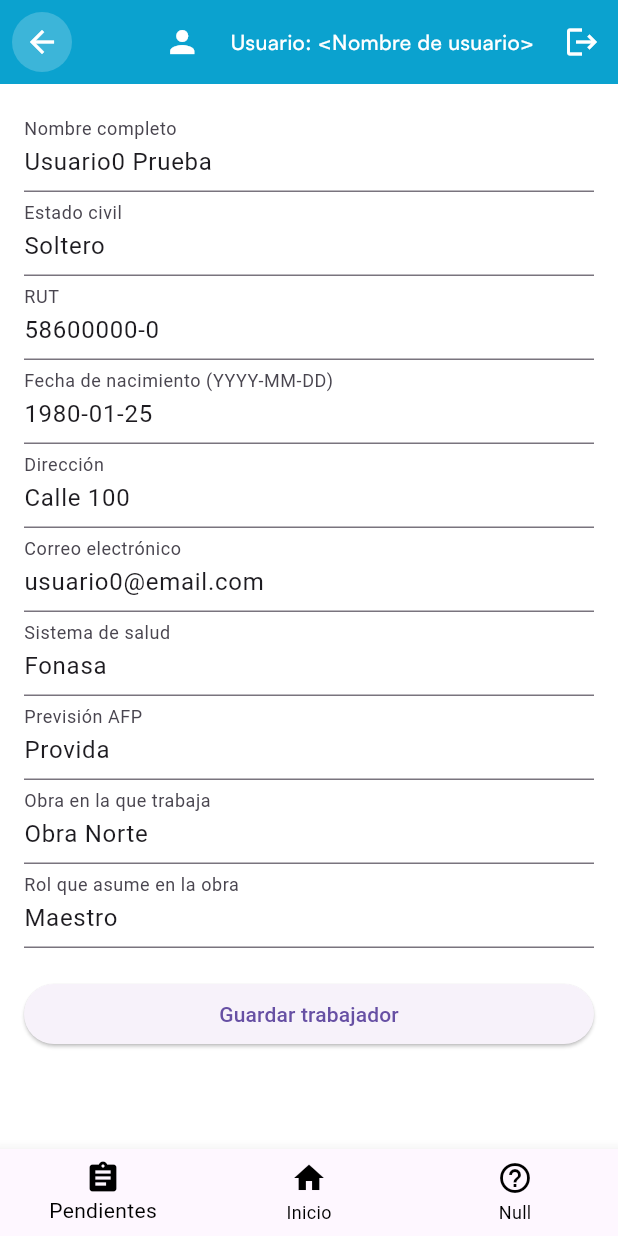
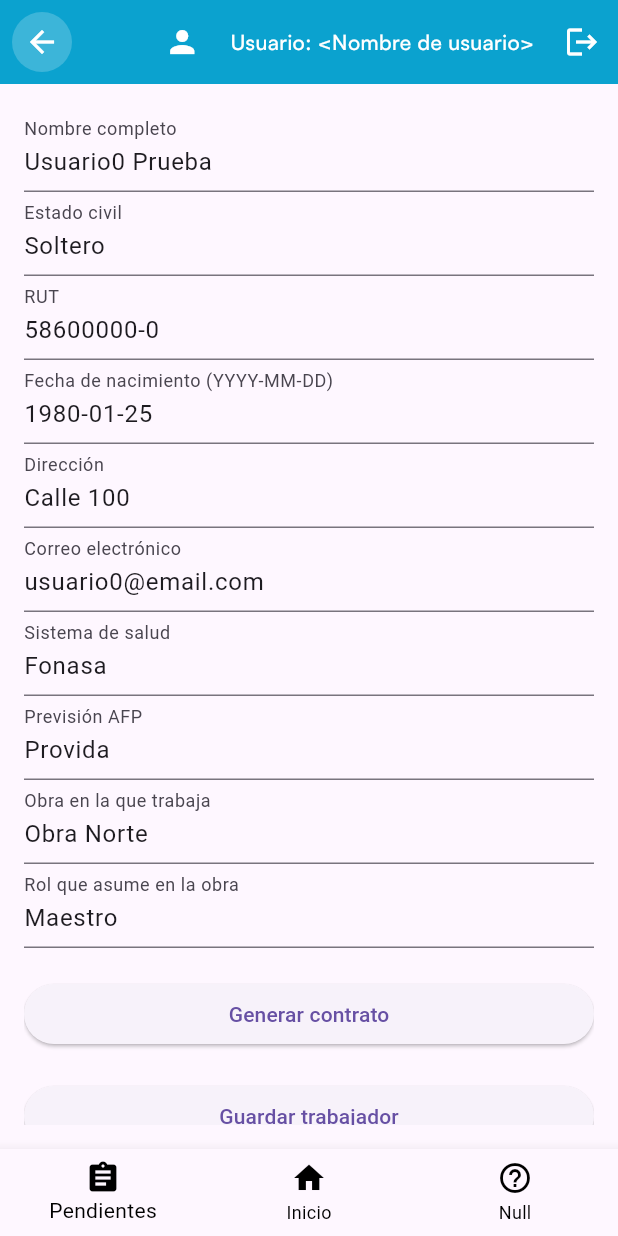
Before and after one commit to IngSoftware1-2025/sistema_acviis, a Flutter app: the AgregarTrabajadorView screen opened by its route, on a phone screen of 412 x 824 dp. Run offline on Flutter 3.47's test engine with Material 3 defaults, Android fonts, the phone set to English and light mode, and no system bars.

Commit message:
Implementar crear contrato en la vista de crear trabajador, se genera el pdf y se guarda en mongo db, pero no en la tabla de supabase

```diff
--- a/lib/ui/views/trabajadores/agregar_trabajador_view.dart
+++ b/lib/ui/views/trabajadores/agregar_trabajador_view.dart
@@ -1,8 +1,8 @@
 import 'package:flutter/material.dart';
 import 'package:sistema_acviis/backend/controllers/trabajadores/create_trabajador.dart';
+import 'package:sistema_acviis/backend/controllers/contratos/create_contrato.dart';
 import 'package:sistema_acviis/ui/views/app_bar.dart';
 import 'package:sistema_acviis/ui/views/bottom_navigation_bar.dart';
-import 'package:sistema_acviis/ui/widgets/scaffold.dart';
 
 class AgregarTrabajadorView extends StatefulWidget {
   const AgregarTrabajadorView({super.key});
@@ -58,13 +58,22 @@ class _AgregarTrabajadorViewState extends State<AgregarTrabajadorView> {
   );
 
   bool _isLoading = false;
+  bool _showContratoForm = false;
+
+  // Controladores para el formulario de contrato
+  final TextEditingController _plazoDeContratoController = TextEditingController();
+  final TextEditingController _estadoContratoController = TextEditingController();
+  final TextEditingController _documentoVacacionesController = TextEditingController();
+  final TextEditingController _comentarioAdicionalController = TextEditingController();
+  final TextEditingController _fechaContratacionController = TextEditingController();
 
   void _submitForm() async {
     if (_formKey.currentState!.validate()) {
       setState(() => _isLoading = true);
 
       try {
-        await createTrabajador(
+        // Crear trabajador y obtener su id
+        final String trabajadorId = await createTrabajador(
           nombreCompleto: _nombreCompletoController.text,
           estadoCivil: _estadoCivilController.text,
           rut: _rutController.text,
@@ -76,7 +85,18 @@ class _AgregarTrabajadorViewState extends State<AgregarTrabajadorView> {
           obraEnLaQueTrabaja: _obraController.text,
           rolQueAsumeEnLaObra: _rolController.text,
         );
-
+        // Si el formulario de contrato está visible, crear contrato SOLO en MongoDB (PDF)
+        if (_showContratoForm) {
+          final contratoData = {
+            'plazo_de_contrato': _plazoDeContratoController.text,
+            'estado': _estadoContratoController.text,
+            'documento_de_vacaciones_del_trabajador': _documentoVacacionesController.text,
+            'comentario_adicional_acerca_del_trabajador': _comentarioAdicionalController.text,
+            'fecha_de_contratacion': _fechaContratacionController.text,
+            'id_trabajadores': trabajadorId,
+          };
+          await createContrato(contratoData, trabajadorId);
+        }
         if (mounted) {
           ScaffoldMessenger.of(context).showSnackBar(
             const SnackBar(content: Text('Trabajador creado exitosamente')),
@@ -85,7 +105,7 @@ class _AgregarTrabajadorViewState extends State<AgregarTrabajadorView> {
         }
       } catch (e) {
         ScaffoldMessenger.of(context).showSnackBar(
-          SnackBar(content: Text('Error al crear trabajador: $e')),
+          SnackBar(content: Text('Error al crear trabajador o contrato: $e')),
         );
       } finally {
         setState(() => _isLoading = false);
@@ -95,9 +115,11 @@ class _AgregarTrabajadorViewState extends State<AgregarTrabajadorView> {
 
   @override
   Widget build(BuildContext context) {
-    return PrimaryScaffold(
-      title: 'Agregar trabajador/es',
-      body: Form(
+    return Scaffold(
+      appBar: PersonalizedAppBar(title: 'Agregar trabajador/es'),
+      body: Padding(
+        padding: const EdgeInsets.all(16.0),
+        child: Form(
           key: _formKey,
           child: ListView(
             children: [
@@ -160,6 +182,65 @@ class _AgregarTrabajadorViewState extends State<AgregarTrabajadorView> {
                 validator: (value) => value == null || value.isEmpty ? 'Campo requerido' : null,
               ),
               const SizedBox(height: 20),
+              ElevatedButton(
+                onPressed: () {
+                  setState(() {
+                    _showContratoForm = !_showContratoForm;
+                  });
+                },
+                child: Text(_showContratoForm ? 'Ocultar contrato' : 'Generar contrato'),
+              ),
+              if (_showContratoForm) ...[
+                const SizedBox(height: 16),
+                Text('Datos del contrato', style: TextStyle(fontWeight: FontWeight.bold)),
+                TextFormField(
+                  controller: _plazoDeContratoController,
+                  decoration: const InputDecoration(labelText: 'Plazo de contrato'),
+                  validator: (value) {
+                    if (!_showContratoForm) return null;
+                    return value == null || value.isEmpty ? 'Campo requerido' : null;
+                  },
+                ),
+                TextFormField(
+                  controller: _estadoContratoController,
+                  decoration: const InputDecoration(labelText: 'Estado'),
+                  validator: (value) {
+                    if (!_showContratoForm) return null;
+                    return value == null || value.isEmpty ? 'Campo requerido' : null;
+                  },
+                ),
+                TextFormField(
+                  controller: _documentoVacacionesController,
+                  decoration: const InputDecoration(labelText: 'Documento de vacaciones del trabajador'),
+                  validator: (value) {
+                    if (!_showContratoForm) return null;
+                    return value == null || value.isEmpty ? 'Campo requerido' : null;
+                  },
+                ),
+                TextFormField(
+                  controller: _comentarioAdicionalController,
+                  decoration: const InputDecoration(labelText: 'Comentario adicional acerca del trabajador'),
+                  validator: (value) {
+                    if (!_showContratoForm) return null;
+                    return value == null || value.isEmpty ? 'Campo requerido' : null;
+                  },
+                ),
+                TextFormField(
+                  controller: _fechaContratacionController,
+                  decoration: const InputDecoration(labelText: 'Fecha de contratación (YYYY-MM-DD)'),
+                  validator: (value) {
+                    if (!_showContratoForm) return null;
+                    if (value == null || value.isEmpty) return 'Campo requerido';
+                    try {
+                      DateTime.parse(value);
+                    } catch (_) {
+                      return 'Formato inválido (YYYY-MM-DD)';
+                    }
+                    return null;
+                  },
+                ),
+              ],
+              const SizedBox(height: 20),
               _isLoading
                   ? const Center(child: CircularProgressIndicator())
                   : ElevatedButton(
@@ -169,6 +250,8 @@ class _AgregarTrabajadorViewState extends State<AgregarTrabajadorView> {
             ],
           ),
         ),
+      ),
+      bottomNavigationBar: NavigationBottomBar(),
     );
   }
 }
```
Also changed, not shown: lib/backend/controllers/trabajadores/create_trabajador.dart (+5 -7 lines), 3 other files. Lines whose indentation alone changed are shown as unchanged.
